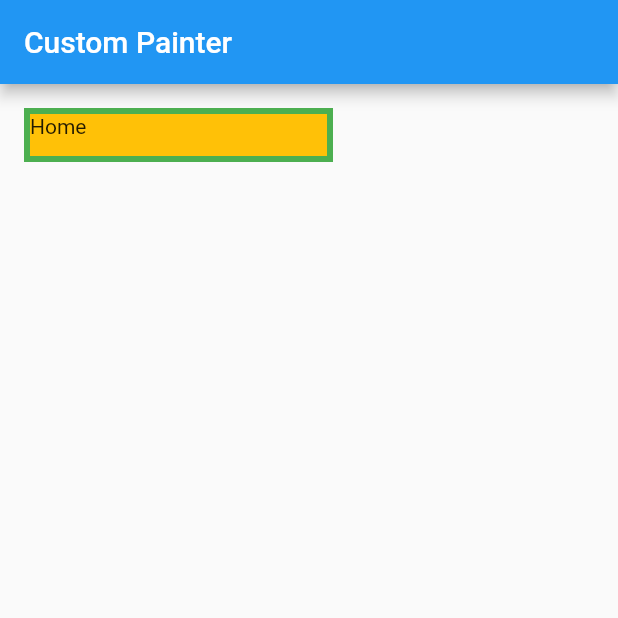
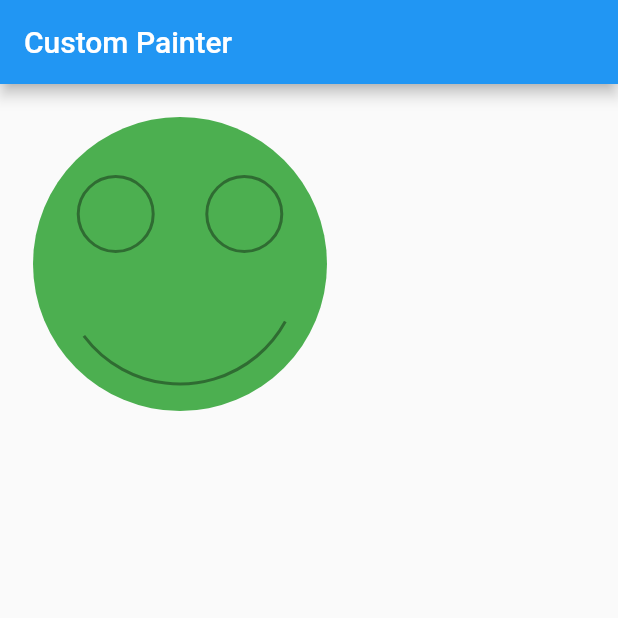
Before and after one commit to ocalvet/flutter_custom_painter, a Flutter app: the screen it shows after launch, on a phone screen of 412 x 824 dp, the top half of it. Run offline on Flutter 3.47's test engine with Material 2 defaults, Android fonts, the phone set to English and light mode, and no system bars.

```diff
--- a/lib/home_page.dart
+++ b/lib/home_page.dart
@@ -15,10 +15,10 @@ class HomePage extends StatelessWidget {
           child: CustomPaint(
             foregroundPainter: Drawing(),
             child: Container(
-              child: Text('Home'),
+              // child: Text('Home'),
               width: 200,
-              height: 30,
-              color: Colors.amber,
+              height: 200,
+              // color: Colors.amber,
             ),
           ),
         )
```
Also changed, not shown: lib/drawing.dart (+11 -4 lines).
